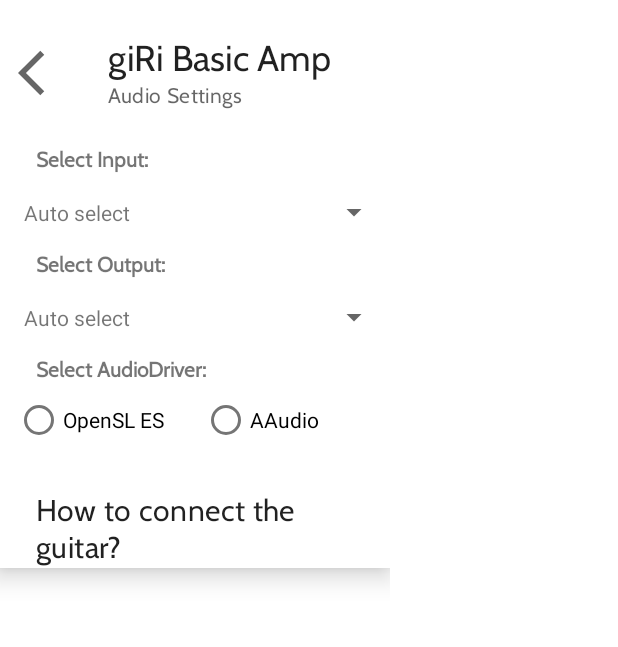
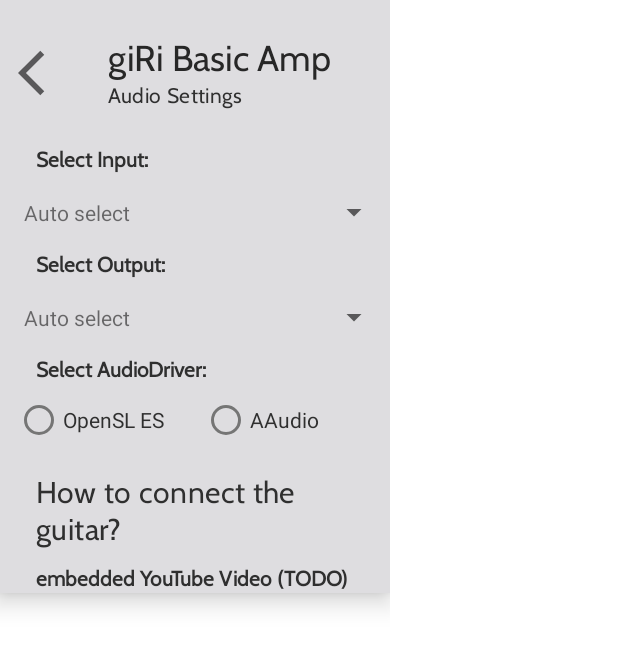
Before and after one commit to RaffaeleNachos/Guiitamp, an Android app: the layout side_menu.xml on its own in the app's theme, with its tools: preview values and no code run, on a phone screen of 412 x 824 dp. Shown: the top 647 px of the screen. Run offline under Robolectric (Android 15) with nearby library versions, the phone set to English and light mode, and no system bars.

Commit message:
first idea about colors

```diff
--- /dev/null
+++ b/app/src/main/res/drawable/ic_baseline_arrow_back_gray.xml
@@ -0,0 +1,5 @@
+<vector android:height="120dp" android:tint="#D0D8DC"
+    android:viewportHeight="24" android:viewportWidth="24"
+    android:width="120dp" xmlns:android="http://schemas.android.com/apk/res/android">
+    <path android:fillColor="@android:color/white" android:pathData="M11.67,3.87L9.9,2.1 0,12l9.9,9.9 1.77,-1.77L3.54,12z"/>
+</vector>
--- /dev/null
+++ b/app/src/main/res/drawable/ic_baseline_menu_open_gray.xml
@@ -0,0 +1,5 @@
+<vector android:height="124dp" android:tint="#D0D8DC"
+    android:viewportHeight="24" android:viewportWidth="24"
+    android:width="124dp" xmlns:android="http://schemas.android.com/apk/res/android">
+    <path android:fillColor="@android:color/white" android:pathData="M3,18h13v-2L3,16v2zM3,13h10v-2L3,11v2zM3,6v2h13L16,6L3,6zM21,15.59L17.42,12 21,8.41 19.59,7l-5,5 5,5L21,15.59z"/>
+</vector>
--- a/app/src/main/res/layout/side_menu.xml
+++ b/app/src/main/res/layout/side_menu.xml
@@ -17,7 +17,7 @@
             android:layout_width="match_parent"
             android:layout_height="match_parent"
             android:orientation="vertical"
-            android:background="@color/white"
+            android:background="@color/side_menu_color"
             android:elevation="10dp">
 
             <LinearLayout
@@ -55,7 +55,8 @@
                         android:layout_marginEnd="24dp"
                         android:fontFamily="@font/cabin"
                         android:text="@string/header_title"
-                        android:textAppearance="?attr/textAppearanceHeadline5" />
+                        android:textAppearance="?attr/textAppearanceHeadline5"
+                        android:textColor="@color/top_main_bar"/>
 
                     <TextView
                         android:layout_width="wrap_content"
@@ -66,7 +67,7 @@
                         android:fontFamily="@font/cabin"
                         android:text="@string/header_text"
                         android:textAppearance="?attr/textAppearanceBody2"
-                        android:textColor="@color/material_on_surface_emphasis_medium" />
+                        android:textColor="@color/top_main_bar_light"/>
 
                 </LinearLayout>
 
@@ -78,7 +79,7 @@
                 android:layout_height="wrap_content"
                 android:fontFamily="@font/cabin"
                 android:orientation="vertical"
-                android:weightSum="8"
+                android:weightSum="9"
                 app:layout_constraintStart_toStartOf="parent"
                 app:layout_constraintTop_toBottomOf="@+id/menu_header">
 
@@ -89,13 +90,15 @@
                     android:fontFamily="@font/cabin"
                     android:text="@string/input"
                     android:layout_marginStart="24dp"
-                    android:textStyle="bold"/>
+                    android:textStyle="bold"
+                    android:textColor="@color/top_main_bar_light"/>
 
                 <com.example.giribasicamplifier.AudioDeviceSpinner
                     android:id="@+id/inputSpinner"
                     android:layout_width="260dp"
                     android:layout_height="0dp"
-                    android:layout_weight="2" />
+                    android:layout_weight="2.5"
+                    />
 
                 <TextView
                     android:layout_width="match_parent"
@@ -104,13 +107,14 @@
                     android:fontFamily="@font/cabin"
                     android:text="@string/output"
                     android:layout_marginStart="24dp"
-                    android:textStyle="bold"/>
+                    android:textStyle="bold"
+                    android:textColor="@color/top_main_bar_light"/>
 
                 <com.example.giribasicamplifier.AudioDeviceSpinner
                     android:id="@+id/outputSpinner"
                     android:layout_width="260dp"
                     android:layout_height="0dp"
-                    android:layout_weight="2" />
+                    android:layout_weight="2.5" />
 
                 <TextView
                     android:layout_width="match_parent"
@@ -119,7 +123,8 @@
                     android:fontFamily="@font/cabin"
                     android:text="@string/audio_driver"
                     android:layout_marginStart="24dp"
-                    android:textStyle="bold"/>
+                    android:textStyle="bold"
+                    android:textColor="@color/top_main_bar_light"/>
 
                 <RadioGroup
                     android:id="@+id/radioContainer"
@@ -135,14 +140,16 @@
                         android:layout_width="0dp"
                         android:layout_height="wrap_content"
                         android:layout_weight="1"
-                        android:text="OpenSL ES" />
+                        android:text="OpenSL ES"
+                        android:textColor="@color/top_main_bar_light"/>
 
                     <RadioButton
                         android:id="@+id/aaudio"
                         android:layout_width="0dp"
                         android:layout_height="wrap_content"
                         android:layout_weight="1"
-                        android:text="AAudio" />
+                        android:text="AAudio"
+                        android:textColor="@color/top_main_bar_light"/>
                 </RadioGroup>
 
             </LinearLayout>
@@ -151,11 +158,23 @@
                 android:layout_width="wrap_content"
                 android:layout_height="wrap_content"
                 android:layout_marginStart="24dp"
-                android:layout_marginTop="24dp"
+                android:layout_marginTop="12dp"
                 android:layout_marginEnd="24dp"
                 android:fontFamily="@font/cabin"
                 android:text="@string/tutorial"
-                android:textAppearance="?attr/textAppearanceHeadline6" />
+                android:textAppearance="?attr/textAppearanceHeadline6"
+                android:textColor="@color/top_main_bar_light"/>
+
+            <TextView
+                android:layout_width="match_parent"
+                android:layout_height="0dp"
+                android:layout_weight="0.8"
+                android:fontFamily="@font/cabin"
+                android:text="embedded YouTube Video (TODO)"
+                android:layout_marginStart="24dp"
+                android:layout_marginTop="10dp"
+                android:textStyle="bold"
+                android:textColor="@color/top_main_bar_light"/>
 
         </LinearLayout>
 
--- a/app/src/main/res/values-night/themes.xml
+++ /dev/null
@@ -1,16 +0,0 @@
-<resources xmlns:tools="http://schemas.android.com/tools">
-    <!-- Base application theme. -->
-    <style name="Theme.GiRiBasicAmplifier" parent="Theme.MaterialComponents.DayNight.DarkActionBar">
-        <!-- Primary brand color. -->
-        <item name="colorPrimary">@color/purple_200</item>
-        <item name="colorPrimaryVariant">@color/purple_700</item>
-        <item name="colorOnPrimary">@color/black</item>
-        <!-- Secondary brand color. -->
-        <item name="colorSecondary">@color/teal_200</item>
-        <item name="colorSecondaryVariant">@color/teal_200</item>
-        <item name="colorOnSecondary">@color/black</item>
-        <!-- Status bar color. -->
-        <item name="android:statusBarColor" tools:targetApi="l">?attr/colorPrimaryVariant</item>
-        <!-- Customize your theme here. -->
-    </style>
-</resources>
--- a/app/src/main/res/values/colors.xml
+++ b/app/src/main/res/values/colors.xml
@@ -7,4 +7,10 @@
     <color name="teal_700">#FF018786</color>
     <color name="black">#FF000000</color>
     <color name="white">#FFFFFFFF</color>
+    <color name="pedalboard">#D0D8DC</color>
+    <color name="pedalboard_dark">#BAC4C8</color>
+    <color name="top_main_bar">#272727</color>
+    <color name="top_main_bar_light">#2F2F2F</color>
+    <color name="side_menu_color">#DEDDE0</color>
+
 </resources>
--- a/app/src/main/res/values/themes.xml
+++ b/app/src/main/res/values/themes.xml
@@ -18,8 +18,4 @@
         <item name="windowActionBar">false</item>
         <item name="windowNoTitle">true</item>
     </style>
-
-    <style name="Theme.GiRiBasicAmplifier.AppBarOverlay" parent="ThemeOverlay.AppCompat.Dark.ActionBar" />
-
-    <style name="Theme.GiRiBasicAmplifier.PopupOverlay" parent="ThemeOverlay.AppCompat.Light" />
 </resources>
```
Also changed, not shown: app/src/main/java/com/example/giribasicamplifier/SideMenu.java (+6 -6 lines), app/src/main/res/layout/activity_main.xml (+13 -6 lines).
